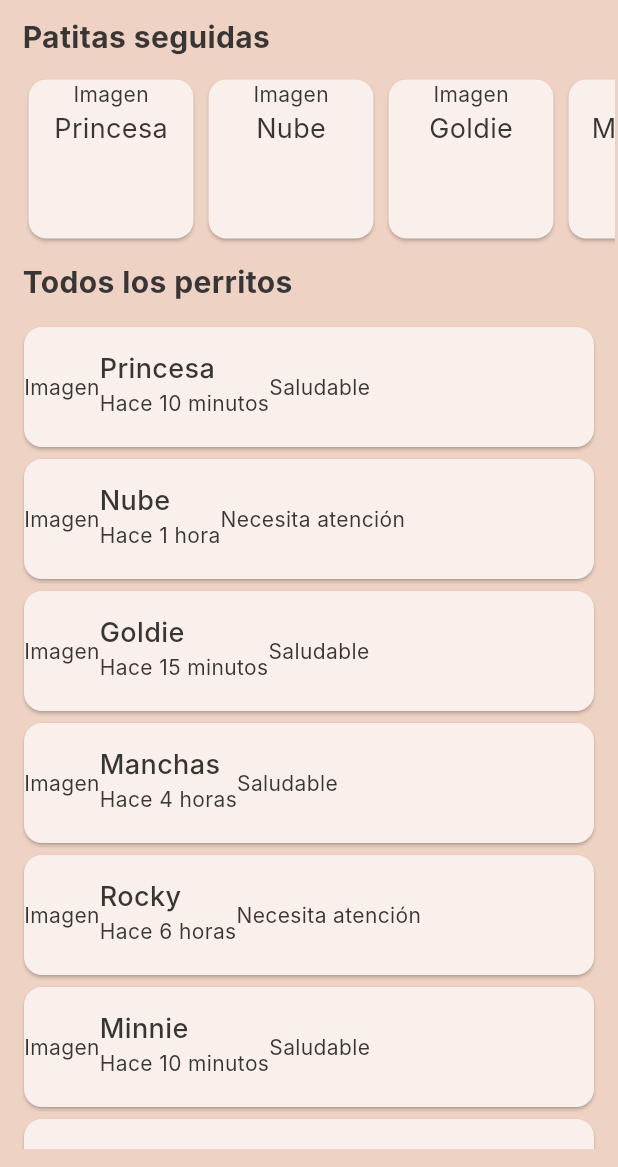
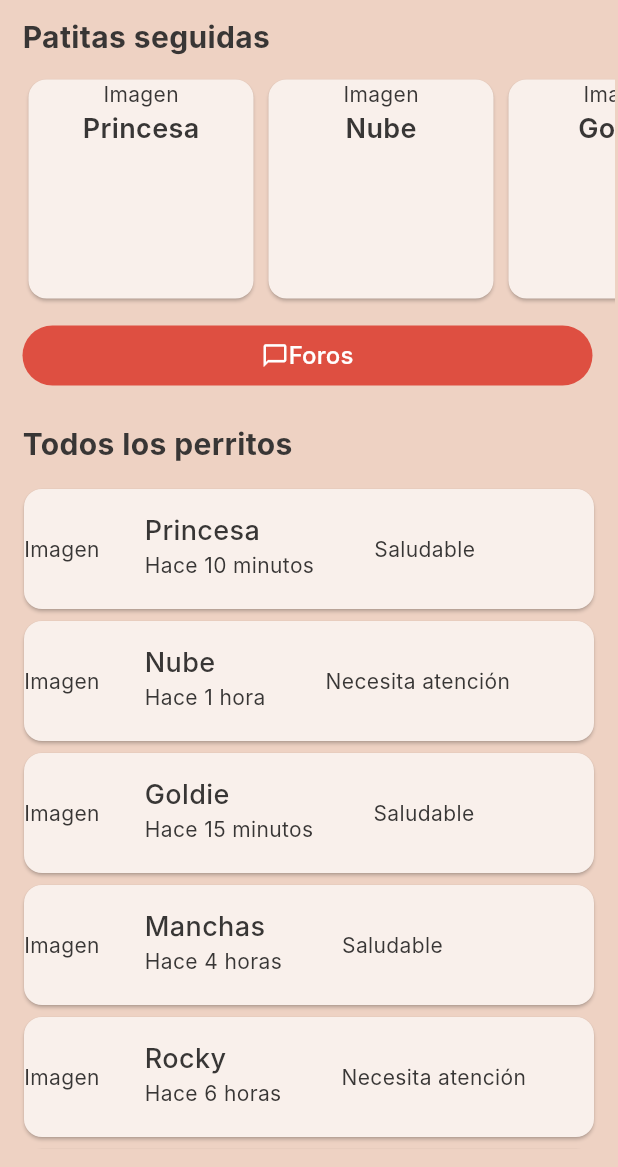
Before and after one commit to Patitas-Unidas/GUAUrdados, a Flutter app: the screen it shows after launch, on a phone screen of 412 x 824 dp, the part 69-1236 px from its top. Run offline on Flutter 3.47's test engine with Material 3 defaults, Android fonts, the phone set to English and light mode, and no system bars; Roboto replaces fonts that are missing (Inter).

Commit message:
Añadí el botón de foro general a la vista homepage

```diff
--- a/lib/homepage.dart
+++ b/lib/homepage.dart
@@ -56,6 +56,10 @@ class Homepage extends StatelessWidget {
           ListaPerrosSeguidos(
                 listaPerrosSeguidos: perrosSeguidos,
           ),
+          Padding(
+            padding: EdgeInsets.only(left: 15, bottom: 20),
+            child: BotonForo(),
+          ),
           Container(
             padding: EdgeInsets.only(left: 15),
             child: Text(
@@ -92,14 +96,14 @@ class ListaPerrosSeguidos extends StatelessWidget {
     return Container(
       padding: const EdgeInsets.all(2),
       child: SizedBox(
-        height: 130,
+        height: 170,
         child: ListView.builder(
           padding: const EdgeInsets.all(12),
           scrollDirection: Axis.horizontal,
           itemCount: listaPerrosSeguidos.length,
           itemBuilder: (BuildContext context, int index) {
             return SizedBox(
-              width: 120,
+              width: 160,
               child: Card(
                 color: Color.fromRGBO(249, 240, 235, 1),
                 margin: const EdgeInsets.symmetric(horizontal: 5),
@@ -111,9 +115,9 @@ class ListaPerrosSeguidos extends StatelessWidget {
                       Text('Imagen'),
                       Text(
                         listaPerrosSeguidos[index][0],
-                        textAlign: TextAlign.left,
                         style: TextStyle(
                           fontSize: 18,
+                          fontWeight: FontWeight.w600,
                         ),
                       ),
                     ],
@@ -159,7 +163,7 @@ class ListaTodosLosPerros extends StatelessWidget {
                         children: [
                           Text('Imagen'),
                           Padding(
-                            padding: EdgeInsets.only(top: 15),
+                            padding: EdgeInsets.only(top: 15, left: 30, right: 40),
                             child: Column(
                               crossAxisAlignment: CrossAxisAlignment.start,
                               children: [
@@ -192,3 +196,39 @@ class ListaTodosLosPerros extends StatelessWidget {
     );
   }
 }
+
+
+/// Botón foro principal
+class BotonForo extends StatelessWidget {
+  const BotonForo({super.key});
+
+  @override
+  Widget build(BuildContext context){
+    return SizedBox(
+      width: 380,
+      child: TextButton(
+        style: TextButton.styleFrom(
+          backgroundColor: Color.fromRGBO(222, 79, 65, 1),
+          foregroundColor: Colors.white,
+        ),
+        onPressed: () {},
+        child: Row(
+          mainAxisAlignment: MainAxisAlignment.center,
+          children: [
+            Icon(
+              Icons.chat_bubble_outline,
+              color: Colors.white,
+            ),
+            Text(
+              'Foros',
+              style: TextStyle(
+                fontWeight: FontWeight.w500,
+                fontSize: 16,
+              ),
+            )
+          ],
+        ),
+      ),
+    );
+  }
+}
```
